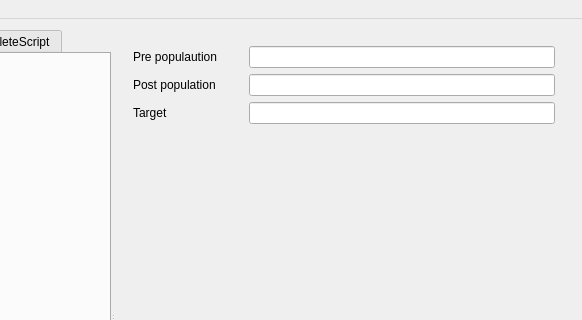
Old version of the form ANNarchy4/editor/ANNarchyEditor.ui in the repository ANNarchy/ANNarchy; both pictures show x 498 to 1080 and y 0 to 320 of the 1080 by 624 pixel window.
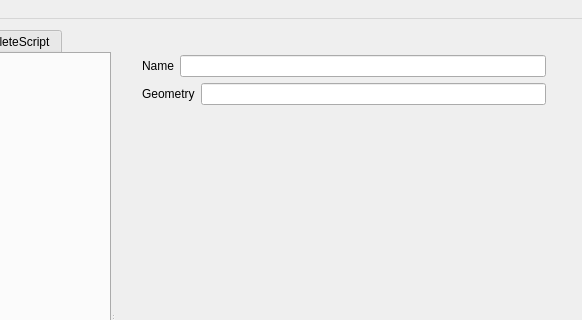
New version of the form. The open tabs and pages were chosen to show the change. Custom widgets are drawn as their Qt base class.

Commit message: Reordering of class implementation. Documented GLWidget.

```diff
--- a/ANNarchy4/editor/ANNarchyEditor.ui
+++ b/ANNarchy4/editor/ANNarchyEditor.ui
@@ -233,37 +233,40 @@
              </item>
             </layout>
            </widget>
-           <widget class="QWidget" name="pop_view">
+           <widget class="QWidget" name="page_5">
             <layout class="QGridLayout" name="gridLayout_2">
              <item row="0" column="0">
-              <widget class="QLabel" name="label_5">
-               <property name="text">
-                <string>Name</string>
-               </property>
-              </widget>
-             </item>
-             <item row="1" column="0">
+              <widget class="PopView" name="pop_view" native="true">
+               <layout class="QGridLayout" name="gridLayout_5">
+                <item row="1" column="0" colspan="2">
               <widget class="QLabel" name="label_6">
                <property name="text">
                 <string>Geometry</string>
                </property>
               </widget>
              </item>
-             <item row="0" column="1">
-              <widget class="QLineEdit" name="pop_name">
-               <property name="readOnly">
-                <bool>false</bool>
-               </property>
-              </widget>
-             </item>
-             <item row="1" column="1">
+                <item row="1" column="2">
               <widget class="QLineEdit" name="pop_size">
                <property name="readOnly">
                 <bool>false</bool>
                </property>
               </widget>
              </item>
-             <item row="2" column="1">
+                <item row="0" column="0">
+                 <widget class="QLabel" name="label_5">
+                  <property name="text">
+                   <string>Name</string>
+                  </property>
+                 </widget>
+                </item>
+                <item row="0" column="1" colspan="2">
+                 <widget class="QLineEdit" name="pop_name">
+                  <property name="readOnly">
+                   <bool>false</bool>
+                  </property>
+                 </widget>
+                </item>
+                <item row="2" column="2">
               <spacer name="verticalSpacer_3">
                <property name="orientation">
                 <enum>Qt::Vertical</enum>
@@ -271,14 +274,17 @@
                <property name="sizeHint" stdset="0">
                 <size>
                  <width>20</width>
-                 <height>40</height>
+                    <height>446</height>
                 </size>
                </property>
               </spacer>
              </item>
             </layout>
            </widget>
-           <widget class="QWidget" name="page_5">
+             </item>
+            </layout>
+           </widget>
+           <widget class="QWidget" name="page_6">
             <layout class="QGridLayout" name="gridLayout_3">
              <item row="0" column="0">
               <widget class="QLabel" name="label_11">
@@ -723,6 +729,12 @@
     <slot>set_repository(QObject)</slot>
    </slots>
   </customwidget>
+  <customwidget>
+   <class>PopView</class>
+   <extends>QWidget</extends>
+   <header location="global">NetWidget.h</header>
+   <container>1</container>
+  </customwidget>
  </customwidgets>
  <resources/>
  <connections>
```
Left out of the diff: 4 changed lines with no effect on the pictures. Lines whose indentation alone changed are shown as unchanged. The commit also changes 8 other files.
